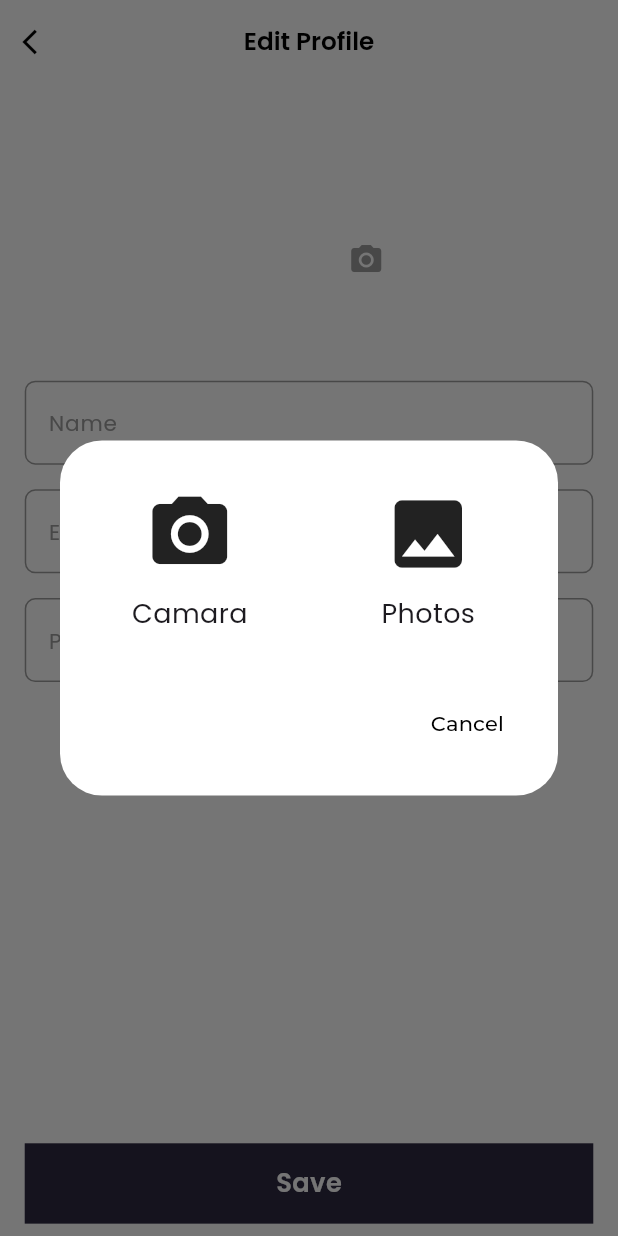
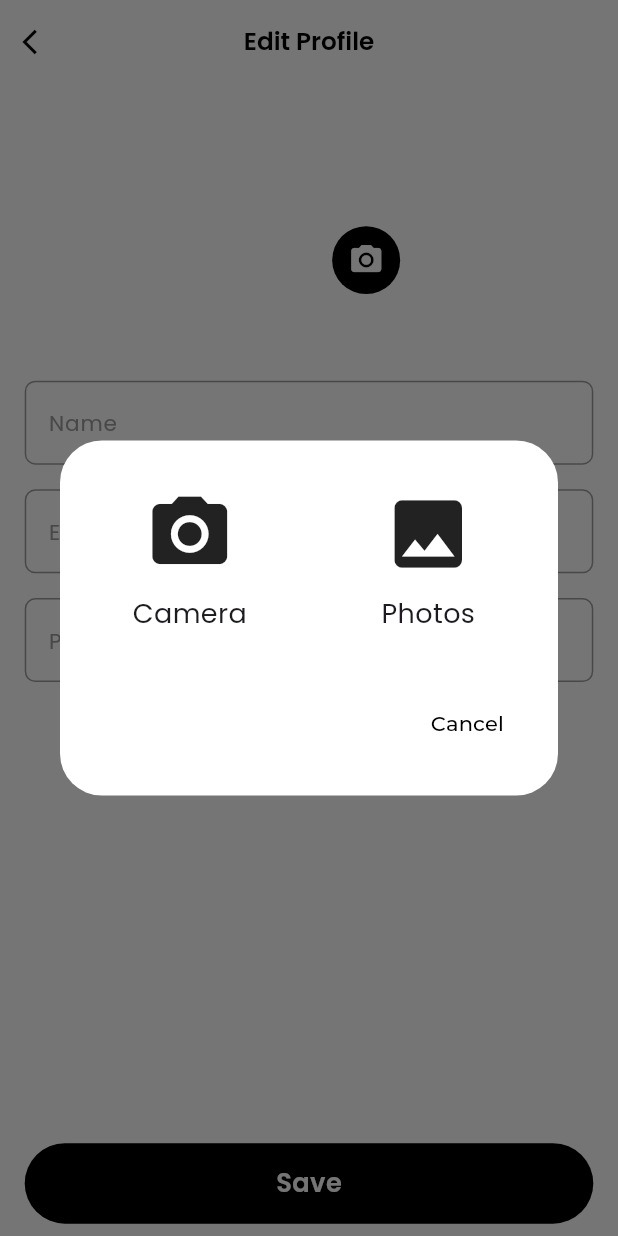
Before and after one commit to Faazlaeeq/lussoro-man, a Flutter app: the Editprofile screen opened directly, after a tap on the "photo camera" icon, on a phone screen of 412 x 824 dp. Run offline on Flutter 3.47's test engine with Material 3 defaults, Android fonts, the phone set to English and light mode, and no system bars; our stand-ins replace badges, cached_network_image, carousel_slider, connectivity_plus, dio, firebase_core and 21 more; missing offline and left inert: flutter_facebook_auth, flutter_paystack, flutter_phone_direct_caller, flutterwave_standard, free_place_search, http_auth and 2 more; accounts and stored records are empty; network calls fail; project files that could hold a hidden picture were left out.

Commit message:
minor changes

```diff
--- a/lib/pages/Home/homescreen.dart
+++ b/lib/pages/Home/homescreen.dart
@@ -509,10 +509,10 @@ class _HomescreenState extends State<Homescreen> {
                         children: [
                           Padding(
                             padding: const EdgeInsets.symmetric(
-                                horizontal: padding4, vertical: padding2),
+                                horizontal: padding4, vertical: padding1),
                             child: Text(
                               'Welcome'.tr,
-                              style: Theme.of(context).textTheme.headlineMedium,
+                              style: Theme.of(context).textTheme.headlineLarge,
                             ),
                           ),
                           Padding(
@@ -816,7 +816,7 @@ class _HomescreenState extends State<Homescreen> {
           width: MediaQuery.of(context).size.width,
           decoration: BoxDecoration(
             borderRadius: BorderRadius.circular(8),
-            color: color.black,
+            color: color.darkblack,
           ),
           child: CarouselSlider.builder(
               itemCount: homedata!.testimonials!.length,
--- a/lib/pages/profile/editprofile.dart
+++ b/lib/pages/profile/editprofile.dart
@@ -84,7 +84,7 @@ class _EditprofileState extends State<Editprofile> {
                                 child: Icon(Icons.camera_alt, size: 60),
                               ),
                               Text(
-                                "Camara",
+                                "Camera",
                                 style: TextStyle(
                                     fontSize: 18, fontFamily: 'poppins'),
                               )
@@ -251,13 +251,13 @@ class _EditprofileState extends State<Editprofile> {
                     width: 11.5.w,
                     decoration: BoxDecoration(
                       shape: BoxShape.circle,
-                      color: Colors.white,
+                      color: Colors.black,
                     ),
                     child: IconButton(
-                      splashColor: Colors.transparent,
+                      splashColor: Colors.black,
                       icon: Icon(
                         Icons.photo_camera,
-                        color: Colors.grey,
+                        color: Colors.white,
                       ),
                       onPressed: () {
                         imagePickerOption();
@@ -369,11 +369,15 @@ class _EditprofileState extends State<Editprofile> {
               }
             },
             child: Container(
+              decoration: BoxDecoration(
+                borderRadius: BorderRadius.circular(50),
+
+              color: color.darkblack,
+              ),
               height: 6.5.h,
               margin:
                   EdgeInsets.only(left: 4.w, right: 4.w, top: 2.h, bottom: 1.h),
               width: double.infinity,
-              color: color.black,
               child: Center(
                 child: Text(
                   'Save'.tr,
--- a/lib/widgets/my_appbar_widget.dart
+++ b/lib/widgets/my_appbar_widget.dart
@@ -48,8 +48,8 @@ class MyAppbar extends StatelessWidget implements PreferredSizeWidget {
       centerTitle: true,
       title: Image.asset(
         "Assets/images/logo-black.png",
-        height: 40,
-        width: 40,
+        height: 35,
+        fit: BoxFit.fill,
       ),
       automaticallyImplyLeading: false,
       leading: showleading
```
